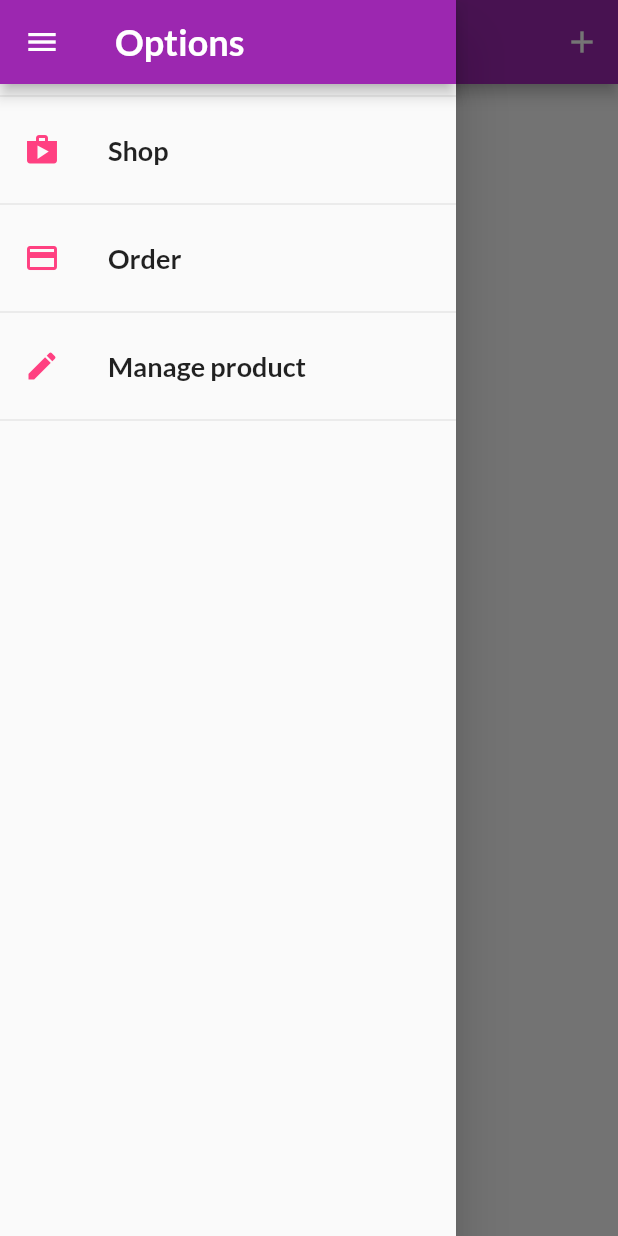
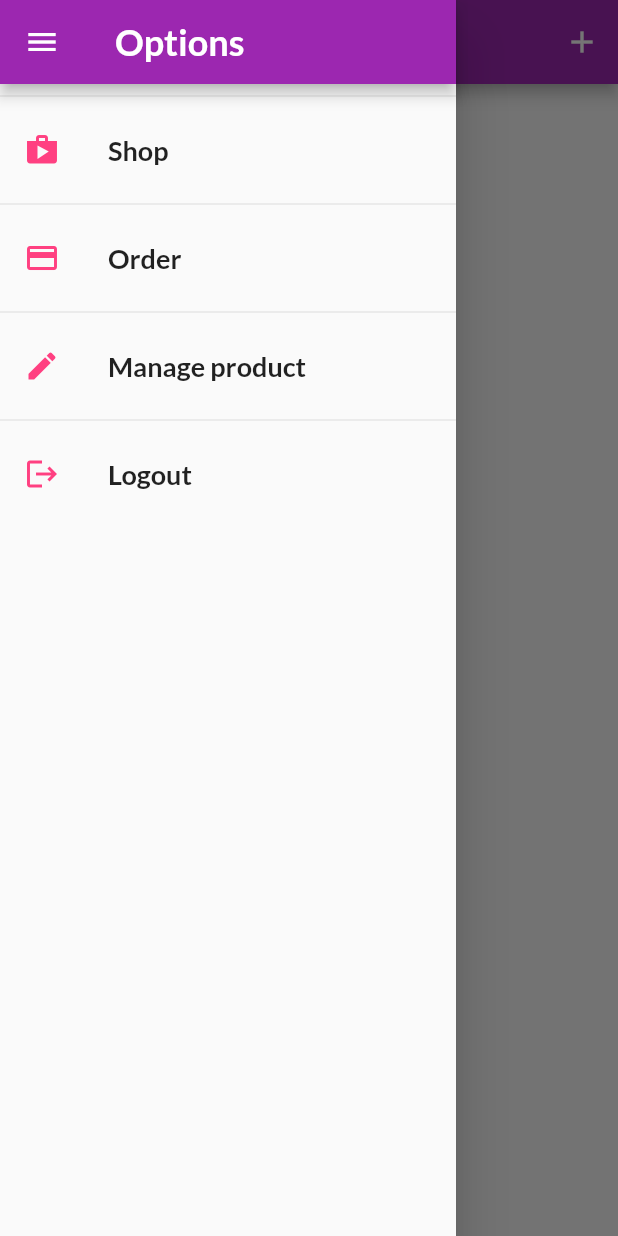
Before and after one commit to dimeprog/DushShop, a Flutter app: the UserProductScreen screen opened by its route, with the side drawer open, on a phone screen of 412 x 824 dp. Run offline on Flutter 3.47's test engine with Material 2 defaults, Android fonts, the phone set to English and light mode, and no system bars; network calls fail.

Commit message:
added logout, added userID and userProduct

```diff
--- a/dushshop/lib/provider/auth.dart
+++ b/dushshop/lib/provider/auth.dart
@@ -4,9 +4,9 @@ import 'package:http/http.dart' as http;
 import 'dart:convert';
 
 class Auth with ChangeNotifier {
-  String? _userId;
-  String? _token;
-  DateTime? _expiryDate;
+  var _userId;
+  var _token;
+  var _expiryDate;
 
 // getters
   bool get isAuth {
@@ -21,6 +21,10 @@ class Auth with ChangeNotifier {
     } else {
       return null;
     }
+  }
+
+  String? get userId {
+    return _userId;
   }
 
 ///////////////////////////////////////////////////////
@@ -69,4 +73,17 @@ class Auth with ChangeNotifier {
   Future<void> login(String? email, String? password) async {
     return _authenticate(email, password, 'signInWithPassword');
   }
+
+  //  logout method
+  void logOut() {
+    _token = null;
+    _userId = null;
+    _expiryDate = null;
+    notifyListeners();
+  }
+
+  //  automatic login
+  // void loginUserAuto(){
+  //   if
+  // }
 }
--- a/dushshop/lib/screens/user_product_screen.dart
+++ b/dushshop/lib/screens/user_product_screen.dart
@@ -10,12 +10,13 @@ import 'package:provider/provider.dart';
 class UserProductScreen extends StatelessWidget {
   static const routeName = '/user_product_screen';
   Future<void> refreshData(BuildContext context) async {
-    await Provider.of<ProductProvider>(context).fetchAndSetData();
+    await Provider.of<ProductProvider>(context, listen: false)
+        .fetchAndSetData(true);
   }
 
   @override
   Widget build(BuildContext context) {
-    final productData = Provider.of<ProductProvider>(context).item;
+    // final productData = Provider.of<ProductProvider>(context).item;
     return Scaffold(
       appBar: AppBar(
         title: Text('Your Product'),
@@ -29,26 +30,37 @@ class UserProductScreen extends StatelessWidget {
         ],
       ),
       drawer: const AppDrawer(),
-      body: RefreshIndicator(
+      body: FutureBuilder(
+        future: refreshData(context),
+        builder: (context, dataSnapshot) =>
+            dataSnapshot.connectionState == ConnectionState.waiting
+                ? const Center(
+                    child: CircularProgressIndicator(),
+                  )
+                : RefreshIndicator(
                     onRefresh: () => refreshData(context),
                     child: Column(
                       children: [
                         Expanded(
                           child: SizedBox(
                             height: 300,
-                child: ListView.builder(
+                            child: Consumer<ProductProvider>(
+                              builder: (context, productData, _) =>
+                                  ListView.builder(
                                 itemBuilder: (ctx, i) => UserProductItem(
-                    id: productData[i].id,
-                    imageUrl: productData[i].imageUrl,
-                    title: productData[i].title,
+                                  id: productData.item[i].id,
+                                  imageUrl: productData.item[i].imageUrl,
+                                  title: productData.item[i].title,
                                 ),
-                  itemCount: productData.length,
+                                itemCount: productData.item.length,
+                              ),
                             ),
                           ),
                         ),
                       ],
                     ),
                   ),
+      ),
     );
   }
 }
--- a/dushshop/lib/widget/app_drawer.dart
+++ b/dushshop/lib/widget/app_drawer.dart
@@ -5,13 +5,15 @@ import 'package:flutter/material.dart';
 import 'package:provider/provider.dart';
 import '../screens/product_overview_screen.dart';
 import '../provider/orders.dart';
+import '../provider/auth.dart';
+import 'package:provider/provider.dart';
 
 class AppDrawer extends StatelessWidget {
   const AppDrawer({Key? key}) : super(key: key);
 
   @override
   Widget build(BuildContext context) {
-    final orderdata = Provider.of<Orders>(context).order;
+    // final orderdata = Provider.of<Orders>(context, listen: false).order;
     return Drawer(
       child: Column(children: [
         AppBar(
@@ -74,6 +76,22 @@ class AppDrawer extends StatelessWidget {
               .pushReplacementNamed(UserProductScreen.routeName),
         ),
         const Divider(),
+        ListTile(
+            leading: const Icon(
+              Icons.logout,
+              color: Colors.pinkAccent,
+            ),
+            title: const Text(
+              'Logout',
+              style: TextStyle(
+                  fontWeight: FontWeight.bold,
+                  color: Colors.black87,
+                  fontSize: 18),
+            ),
+            onTap: () {
+              Navigator.of(context).pop();
+              Provider.of<Auth>(context, listen: false).logOut();
+            }),
       ]),
     );
   }
--- a/dushshop/lib/widget/product_item.dart
+++ b/dushshop/lib/widget/product_item.dart
@@ -1,3 +1,5 @@
+import 'package:dushshop/provider/auth.dart';
+
 import '../provider/cart.dart';
 import 'package:dushshop/provider/product.dart';
 import 'package:flutter/material.dart';
@@ -19,6 +21,7 @@ class ProductItem extends StatelessWidget {
   Widget build(BuildContext context) {
     final product = Provider.of<Product>(context, listen: false);
     final cart = Provider.of<Cart>(context, listen: false);
+    final auth = Provider.of<Auth>(context, listen: false);
     // print('rebuild');
     return ClipRRect(
       borderRadius: BorderRadius.circular(10),
@@ -37,7 +40,7 @@ class ProductItem extends StatelessWidget {
             leading: Consumer<Product>(
               builder: ((context, value, child) => IconButton(
                     onPressed: () {
-                      product.toggleIsFavorite();
+                      product.toggleIsFavorite(auth.token, auth.userId);
                     },
                     icon: product.isFavourite
                         ? const Icon(
```
Also changed, not shown: dushshop/lib/main.dart (+5 -7 lines), dushshop/lib/provider/orders.dart (+17 -3 lines), dushshop/lib/provider/product.dart (+6 -6 lines), dushshop/lib/provider/product_provider.dart (+33 -15 lines), dushshop/lib/screens/product_overview_screen.dart (+19 -4 lines). Lines whose indentation alone changed are shown as unchanged.
